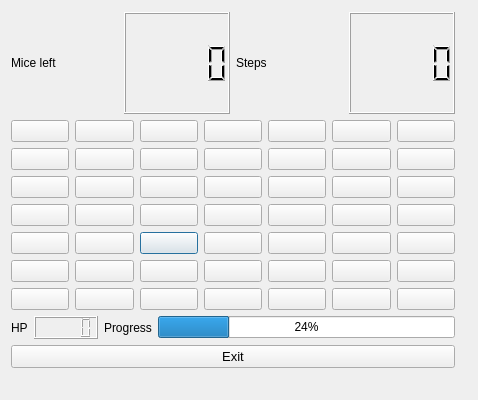
First picture: the form in game.ui, repository ARTmanq/HungryOwlQt, before the edit.
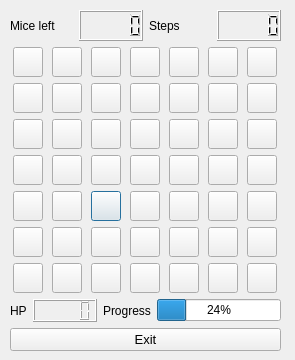
Second picture: the form after the edit.

Commit message: Game window ready

Patch:
```diff
--- a/game.ui
+++ b/game.ui
@@ -9,20 +9,20 @@
    <rect>
     <x>0</x>
     <y>0</y>
-    <width>478</width>
-    <height>400</height>
+    <width>295</width>
+    <height>360</height>
    </rect>
   </property>
   <property name="minimumSize">
    <size>
-    <width>285</width>
-    <height>400</height>
+    <width>295</width>
+    <height>360</height>
    </size>
   </property>
   <property name="maximumSize">
    <size>
-    <width>16777215</width>
-    <height>16777215</height>
+    <width>295</width>
+    <height>360</height>
    </size>
   </property>
   <property name="windowTitle">
@@ -31,10 +31,10 @@
   <widget class="QWidget" name="">
    <property name="geometry">
     <rect>
-     <x>11</x>
-     <y>12</y>
-     <width>444</width>
-     <height>356</height>
+     <x>10</x>
+     <y>10</y>
+     <width>271</width>
+     <height>341</height>
     </rect>
    </property>
    <layout class="QVBoxLayout" name="verticalLayout">
@@ -76,6 +76,18 @@
      <layout class="QGridLayout" name="gridLayout">
       <item row="4" column="2">
        <widget class="QPushButton" name="r4c2">
+        <property name="minimumSize">
+         <size>
+          <width>30</width>
+          <height>30</height>
+         </size>
+        </property>
+        <property name="maximumSize">
+         <size>
+          <width>30</width>
+          <height>30</height>
+         </size>
+        </property>
         <property name="text">
          <string/>
         </property>
@@ -83,6 +95,18 @@
       </item>
       <item row="1" column="1">
        <widget class="QPushButton" name="r1c1">
+        <property name="minimumSize">
+         <size>
+          <width>30</width>
+          <height>30</height>
+         </size>
+        </property>
+        <property name="maximumSize">
+         <size>
+          <width>30</width>
+          <height>30</height>
+         </size>
+        </property>
         <property name="text">
          <string/>
         </property>
@@ -90,6 +114,18 @@
       </item>
       <item row="4" column="6">
        <widget class="QPushButton" name="r4c6">
+        <property name="minimumSize">
+         <size>
+          <width>30</width>
+          <height>30</height>
+         </size>
+        </property>
+        <property name="maximumSize">
+         <size>
+          <width>30</width>
+          <height>30</height>
+         </size>
+        </property>
         <property name="text">
          <string/>
         </property>
@@ -97,6 +133,18 @@
       </item>
       <item row="1" column="2">
        <widget class="QPushButton" name="r1c2">
+        <property name="minimumSize">
+         <size>
+          <width>30</width>
+          <height>30</height>
+         </size>
+        </property>
+        <property name="maximumSize">
+         <size>
+          <width>30</width>
+          <height>30</height>
+         </size>
+        </property>
         <property name="text">
          <string/>
         </property>
@@ -104,6 +152,18 @@
       </item>
       <item row="2" column="2">
        <widget class="QPushButton" name="r2c2">
+        <property name="minimumSize">
+         <size>
+          <width>30</width>
+          <height>30</height>
+         </size>
+        </property>
+        <property name="maximumSize">
+         <size>
+          <width>30</width>
+          <height>30</height>
+         </size>
+        </property>
         <property name="text">
          <string/>
         </property>
@@ -111,6 +171,18 @@
       </item>
       <item row="2" column="6">
        <widget class="QPushButton" name="r2c6">
+        <property name="minimumSize">
+         <size>
+          <width>30</width>
+          <height>30</height>
+         </size>
+        </property>
+        <property name="maximumSize">
+         <size>
+          <width>30</width>
+          <height>30</height>
+         </size>
+        </property>
         <property name="text">
          <string/>
         </property>
@@ -118,6 +190,18 @@
       </item>
       <item row="1" column="3">
        <widget class="QPushButton" name="r1c3">
+        <property name="minimumSize">
+         <size>
+          <width>30</width>
+          <height>30</height>
+         </size>
+        </property>
+        <property name="maximumSize">
+         <size>
+          <width>30</width>
+          <height>30</height>
+         </size>
+        </property>
         <property name="text">
          <string/>
         </property>
@@ -128,6 +212,18 @@
         <property name="enabled">
          <bool>true</bool>
         </property>
+        <property name="minimumSize">
+         <size>
+          <width>30</width>
+          <height>30</height>
+         </size>
+        </property>
+        <property name="maximumSize">
+         <size>
+          <width>30</width>
+          <height>30</height>
+         </size>
+        </property>
         <property name="font">
          <font>
           <kerning>true</kerning>
@@ -146,6 +242,18 @@
       </item>
       <item row="2" column="4">
        <widget class="QPushButton" name="r2c4">
+        <property name="minimumSize">
+         <size>
+          <width>30</width>
+          <height>30</height>
+         </size>
+        </property>
+        <property name="maximumSize">
+         <size>
+          <width>30</width>
+          <height>30</height>
+         </size>
+        </property>
         <property name="text">
          <string/>
         </property>
@@ -153,6 +261,18 @@
       </item>
       <item row="1" column="6">
        <widget class="QPushButton" name="r1c6">
+        <property name="minimumSize">
+         <size>
+          <width>30</width>
+          <height>30</height>
+         </size>
+        </property>
+        <property name="maximumSize">
+         <size>
+          <width>30</width>
+          <height>30</height>
+         </size>
+        </property>
         <property name="text">
          <string/>
         </property>
@@ -160,6 +280,18 @@
       </item>
       <item row="2" column="5">
        <widget class="QPushButton" name="r2c5">
+        <property name="minimumSize">
+         <size>
+          <width>30</width>
+          <height>30</height>
+         </size>
+        </property>
+        <property name="maximumSize">
+         <size>
+          <width>30</width>
+          <height>30</height>
+         </size>
+        </property>
         <property name="text">
          <string/>
         </property>
@@ -167,6 +299,18 @@
       </item>
       <item row="0" column="4">
        <widget class="QPushButton" name="r0c4">
+        <property name="minimumSize">
+         <size>
+          <width>30</width>
+          <height>30</height>
+         </size>
+        </property>
+        <property name="maximumSize">
+         <size>
+          <width>30</width>
+          <height>30</height>
+         </size>
+        </property>
         <property name="text">
          <string/>
         </property>
@@ -174,6 +318,18 @@
       </item>
       <item row="5" column="0">
        <widget class="QPushButton" name="r5c0">
+        <property name="minimumSize">
+         <size>
+          <width>30</width>
+          <height>30</height>
+         </size>
+        </property>
+        <property name="maximumSize">
+         <size>
+          <width>30</width>
+          <height>30</height>
+         </size>
+        </property>
         <property name="text">
          <string/>
         </property>
@@ -181,6 +337,18 @@
       </item>
       <item row="3" column="2">
        <widget class="QPushButton" name="r3c2">
+        <property name="minimumSize">
+         <size>
+          <width>30</width>
+          <height>30</height>
+         </size>
+        </property>
+        <property name="maximumSize">
+         <size>
+          <width>30</width>
+          <height>30</height>
+         </size>
+        </property>
         <property name="text">
          <string/>
         </property>
@@ -188,6 +356,18 @@
       </item>
       <item row="4" column="3">
        <widget class="QPushButton" name="r4c3">
+        <property name="minimumSize">
+         <size>
+          <width>30</width>
+          <height>30</height>
+         </size>
+        </property>
+        <property name="maximumSize">
+         <size>
+          <width>30</width>
+          <height>30</height>
+         </size>
+        </property>
         <property name="text">
          <string/>
         </property>
@@ -195,6 +375,18 @@
       </item>
       <item row="3" column="1">
        <widget class="QPushButton" name="r3c1">
+        <property name="minimumSize">
+         <size>
+          <width>30</width>
+          <height>30</height>
+         </size>
+        </property>
+        <property name="maximumSize">
+         <size>
+          <width>30</width>
+          <height>30</height>
+         </size>
+        </property>
         <property name="text">
          <string/>
         </property>
@@ -202,6 +394,18 @@
       </item>
       <item row="4" column="0">
        <widget class="QPushButton" name="r4c0">
+        <property name="minimumSize">
+         <size>
+          <width>30</width>
+          <height>30</height>
+         </size>
+        </property>
+        <property name="maximumSize">
+         <size>
+          <width>30</width>
+          <height>30</height>
+         </size>
+        </property>
         <property name="text">
          <string/>
         </property>
@@ -209,6 +413,18 @@
       </item>
       <item row="0" column="2">
        <widget class="QPushButton" name="r0c2">
+        <property name="minimumSize">
+         <size>
+          <width>30</width>
+          <height>30</height>
+         </size>
+        </property>
+        <property name="maximumSize">
+         <size>
+          <width>30</width>
+          <height>30</height>
+         </size>
+        </property>
         <property name="text">
          <string/>
         </property>
@@ -216,6 +432,18 @@
       </item>
       <item row="0" column="1">
        <widget class="QPushButton" name="r0c1">
+        <property name="minimumSize">
+         <size>
+          <width>30</width>
+          <height>30</height>
+         </size>
+        </property>
+        <property name="maximumSize">
+         <size>
+          <width>30</width>
+          <height>30</height>
+         </size>
+        </property>
         <property name="text">
          <string/>
         </property>
@@ -223,6 +451,18 @@
       </item>
       <item row="2" column="1">
        <widget class="QPushButton" name="r2c1">
+        <property name="minimumSize">
+         <size>
+          <width>30</width>
+          <height>30</height>
+         </size>
+        </property>
+        <property name="maximumSize">
+         <size>
+          <width>30</width>
+          <height>30</height>
+         </size>
+        </property>
         <property name="text">
          <string/>
         </property>
@@ -230,6 +470,18 @@
       </item>
       <item row="5" column="4">
        <widget class="QPushButton" name="r5c4">
+        <property name="minimumSize">
+         <size>
+          <width>30</width>
+          <height>30</height>
+         </size>
+        </property>
+        <property name="maximumSize">
+         <size>
+          <width>30</width>
+          <height>30</height>
+         </size>
+        </property>
         <property name="text">
          <string/>
         </property>
@@ -237,6 +489,18 @@
       </item>
       <item row="1" column="4">
        <widget class="QPushButton" name="r1c4">
+        <property name="minimumSize">
+         <size>
+          <width>30</width>
+          <height>30</height>
+         </size>
+        </property>
+        <property name="maximumSize">
+         <size>
+          <width>30</width>
+          <height>30</height>
+         </size>
+        </property>
         <property name="text">
          <string/>
         </property>
@@ -244,6 +508,18 @@
       </item>
       <item row="3" column="3">
        <widget class="QPushButton" name="r3c3">
+        <property name="minimumSize">
+         <size>
+          <width>30</width>
+          <height>30</height>
+         </size>
+        </property>
+        <property name="maximumSize">
+         <size>
+          <width>30</width>
+          <height>30</height>
+         </size>
+        </property>
         <property name="text">
          <string/>
         </property>
@@ -251,6 +527,18 @@
       </item>
       <item row="3" column="6">
        <widget class="QPushButton" name="r3c6">
+        <property name="minimumSize">
+         <size>
+          <width>30</width>
+          <height>30</height>
+         </size>
+        </property>
+        <property name="maximumSize">
+         <size>
+          <width>30</width>
+          <height>30</height>
+         </size>
+        </property>
         <property name="text">
          <string/>
         </property>
@@ -258,6 +546,18 @@
       </item>
       <item row="4" column="5">
        <widget class="QPushButton" name="r4c5">
+        <property name="minimumSize">
+         <size>
+          <width>30</width>
+          <height>30</height>
+         </size>
+        </property>
+        <property name="maximumSize">
+         <size>
+          <width>30</width>
+          <height>30</height>
+         </size>
+        </property>
         <property name="text">
          <string/>
         </property>
@@ -265,6 +565,18 @@
       </item>
       <item row="2" column="3">
        <widget class="QPushButton" name="r2c3">
+        <property name="minimumSize">
+         <size>
+          <width>30</width>
+          <height>30</height>
+         </size>
+        </property>
+        <property name="maximumSize">
+         <size>
+          <width>30</width>
+          <height>30</height>
+         </size>
+        </property>
         <property name="text">
          <string/>
         </property>
@@ -272,6 +584,18 @@
       </item>
       <item row="1" column="5">
        <widget class="QPushButton" name="r1c5">
+        <property name="minimumSize">
+         <size>
+          <width>30</width>
+          <height>30</height>
+         </size>
+        </property>
+        <property name="maximumSize">
+         <size>
+          <width>30</width>
+          <height>30</height>
+         </size>
+        </property>
         <property name="text">
          <string/>
         </property>
@@ -279,6 +603,18 @@
       </item>
       <item row="4" column="1">
        <widget class="QPushButton" name="r4c1">
+        <property name="minimumSize">
+         <size>
+          <width>30</width>
+          <height>30</height>
+         </size>
+        </property>
+        <property name="maximumSize">
+         <size>
+          <width>30</width>
+          <height>30</height>
+         </size>
+        </property>
         <property name="text">
          <string/>
         </property>
@@ -286,6 +622,18 @@
       </item>
       <item row="3" column="0">
        <widget class="QPushButton" name="r3c0">
+        <property name="minimumSize">
+         <size>
+          <width>30</width>
+          <height>30</height>
+         </size>
+        </property>
+        <property name="maximumSize">
+         <size>
+          <width>30</width>
+          <height>30</height>
+         </size>
+        </property>
         <property name="text">
          <string/>
         </property>
@@ -293,6 +641,18 @@
       </item>
       <item row="3" column="4">
        <widget class="QPushButton" name="r3c4">
+        <property name="minimumSize">
+         <size>
+          <width>30</width>
+          <height>30</height>
+         </size>
+        </property>
+        <property name="maximumSize">
+         <size>
+          <width>30</width>
+          <height>30</height>
+         </size>
+        </property>
         <property name="text">
          <string/>
         </property>
@@ -300,6 +660,18 @@
       </item>
       <item row="5" column="5">
        <widget class="QPushButton" name="r5c5">
+        <property name="minimumSize">
+         <size>
+          <width>30</width>
+          <height>30</height>
+         </size>
+        </property>
+        <property name="maximumSize">
+         <size>
+          <width>30</width>
+          <height>30</height>
+         </size>
+        </property>
         <property name="text">
          <string/>
         </property>
@@ -307,6 +679,18 @@
       </item>
       <item row="5" column="6">
        <widget class="QPushButton" name="r5c6">
+        <property name="minimumSize">
+         <size>
+          <width>30</width>
+          <height>30</height>
+         </size>
+        </property>
+        <property name="maximumSize">
+         <size>
+          <width>30</width>
+          <height>30</height>
+         </size>
+        </property>
         <property name="text">
          <string/>
         </property>
@@ -314,6 +698,18 @@
       </item>
       <item row="5" column="2">
        <widget class="QPushButton" name="r5c2">
+        <property name="minimumSize">
+         <size>
+          <width>30</width>
+          <height>30</height>
+         </size>
+        </property>
+        <property name="maximumSize">
+         <size>
+          <width>30</width>
+          <height>30</height>
+         </size>
+        </property>
         <property name="text">
          <string/>
         </property>
@@ -321,6 +717,18 @@
       </item>
       <item row="0" column="6">
        <widget class="QPushButton" name="r0c6">
+        <property name="minimumSize">
+         <size>
+          <width>30</width>
+          <height>30</height>
+         </size>
+        </property>
+        <property name="maximumSize">
+         <size>
+          <width>30</width>
+          <height>30</height>
+         </size>
+        </property>
         <property name="text">
          <string/>
         </property>
@@ -328,6 +736,18 @@
       </item>
       <item row="0" column="3">
        <widget class="QPushButton" name="r0c3">
+        <property name="minimumSize">
+         <size>
+          <width>30</width>
+          <height>30</height>
+         </size>
+        </property>
+        <property name="maximumSize">
+         <size>
+          <width>30</width>
+          <height>30</height>
+         </size>
+        </property>
         <property name="text">
          <string/>
         </property>
@@ -335,6 +755,18 @@
       </item>
       <item row="5" column="3">
        <widget class="QPushButton" name="r5c3">
+        <property name="minimumSize">
+         <size>
+          <width>30</width>
+          <height>30</height>
+         </size>
+        </property>
+        <property name="maximumSize">
+         <size>
+          <width>30</width>
+          <height>30</height>
+         </size>
+        </property>
         <property name="text">
          <string/>
         </property>
@@ -342,6 +774,18 @@
       </item>
       <item row="2" column="0">
        <widget class="QPushButton" name="r2c0">
+        <property name="minimumSize">
+         <size>
+          <width>30</width>
+          <height>30</height>
+         </size>
+        </property>
+        <property name="maximumSize">
+         <size>
+          <width>30</width>
+          <height>30</height>
+         </size>
+        </property>
         <property name="text">
          <string/>
         </property>
@@ -349,6 +793,18 @@
       </item>
       <item row="0" column="5">
        <widget class="QPushButton" name="r0c5">
+        <property name="minimumSize">
+         <size>
+          <width>30</width>
+          <height>30</height>
+         </size>
+        </property>
+        <property name="maximumSize">
+         <size>
+          <width>30</width>
+          <height>30</height>
+         </size>
+        </property>
         <property name="text">
          <string/>
         </property>
@@ -356,6 +812,18 @@
       </item>
       <item row="5" column="1">
        <widget class="QPushButton" name="r5c1">
+        <property name="minimumSize">
+         <size>
+          <width>30</width>
+          <height>30</height>
+         </size>
+        </property>
+        <property name="maximumSize">
+         <size>
+          <width>30</width>
+          <height>30</height>
+         </size>
+        </property>
         <property name="text">
          <string/>
         </property>
@@ -363,6 +831,18 @@
       </item>
       <item row="3" column="5">
        <widget class="QPushButton" name="r3c5">
+        <property name="minimumSize">
+         <size>
+          <width>30</width>
+          <height>30</height>
+         </size>
+        </property>
+        <property name="maximumSize">
+         <size>
+          <width>30</width>
+          <height>30</height>
+         </size>
+        </property>
         <property name="text">
          <string/>
         </property>
@@ -370,6 +850,18 @@
       </item>
       <item row="1" column="0">
        <widget class="QPushButton" name="r1c0">
+        <property name="minimumSize">
+         <size>
+          <width>30</width>
+          <height>30</height>
+         </size>
+        </property>
+        <property name="maximumSize">
+         <size>
+          <width>30</width>
+          <height>30</height>
+         </size>
+        </property>
         <property name="text">
          <string/>
         </property>
@@ -377,6 +869,18 @@
       </item>
       <item row="4" column="4">
        <widget class="QPushButton" name="r4c4">
+        <property name="minimumSize">
+         <size>
+          <width>30</width>
+          <height>30</height>
+         </size>
+        </property>
+        <property name="maximumSize">
+         <size>
+          <width>30</width>
+          <height>30</height>
+         </size>
+        </property>
         <property name="text">
          <string/>
         </property>
@@ -384,6 +888,18 @@
       </item>
       <item row="6" column="0">
        <widget class="QPushButton" name="r6c0">
+        <property name="minimumSize">
+         <size>
+          <width>30</width>
+          <height>30</height>
+         </size>
+        </property>
+        <property name="maximumSize">
+         <size>
+          <width>30</width>
+          <height>30</height>
+         </size>
+        </property>
         <property name="text">
          <string/>
         </property>
@@ -391,6 +907,18 @@
       </item>
       <item row="6" column="1">
        <widget class="QPushButton" name="r6c1">
+        <property name="minimumSize">
+         <size>
+          <width>30</width>
+          <height>30</height>
+         </size>
+        </property>
+        <property name="maximumSize">
+         <size>
+          <width>30</width>
+          <height>30</height>
+         </size>
+        </property>
         <property name="text">
          <string/>
         </property>
@@ -398,6 +926,18 @@
       </item>
       <item row="6" column="2">
        <widget class="QPushButton" name="r6c2">
+        <property name="minimumSize">
+         <size>
+          <width>30</width>
+          <height>30</height>
+         </size>
+        </property>
+        <property name="maximumSize">
+         <size>
+          <width>30</width>
+          <height>30</height>
+         </size>
+        </property>
         <property name="text">
          <string/>
         </property>
@@ -405,6 +945,18 @@
       </item>
       <item row="6" column="3">
        <widget class="QPushButton" name="r6c3">
+        <property name="minimumSize">
+         <size>
+          <width>30</width>
+          <height>30</height>
+         </size>
+        </property>
+        <property name="maximumSize">
+         <size>
+          <width>30</width>
+          <height>30</height>
+         </size>
+        </property>
         <property name="text">
          <string/>
         </property>
@@ -412,6 +964,18 @@
       </item>
       <item row="6" column="4">
        <widget class="QPushButton" name="r6c4">
+        <property name="minimumSize">
+         <size>
+          <width>30</width>
+          <height>30</height>
+         </size>
+        </property>
+        <property name="maximumSize">
+         <size>
+          <width>30</width>
+          <height>30</height>
+         </size>
+        </property>
         <property name="text">
          <string/>
         </property>
@@ -419,6 +983,18 @@
       </item>
       <item row="6" column="5">
        <widget class="QPushButton" name="r6c5">
+        <property name="minimumSize">
+         <size>
+          <width>30</width>
+          <height>30</height>
+         </size>
+        </property>
+        <property name="maximumSize">
+         <size>
+          <width>30</width>
+          <height>30</height>
+         </size>
+        </property>
         <property name="text">
          <string/>
         </property>
@@ -426,6 +1002,18 @@
       </item>
       <item row="6" column="6">
        <widget class="QPushButton" name="r6c6">
+        <property name="minimumSize">
+         <size>
+          <width>30</width>
+          <height>30</height>
+         </size>
+        </property>
+        <property name="maximumSize">
+         <size>
+          <width>30</width>
+          <height>30</height>
+         </size>
+        </property>
         <property name="text">
          <string/>
         </property>
@@ -457,6 +1045,12 @@
         <property name="value">
          <number>24</number>
         </property>
+        <property name="textVisible">
+         <bool>true</bool>
+        </property>
+        <property name="orientation">
+         <enum>Qt::Horizontal</enum>
+        </property>
        </widget>
       </item>
      </layout>
```
